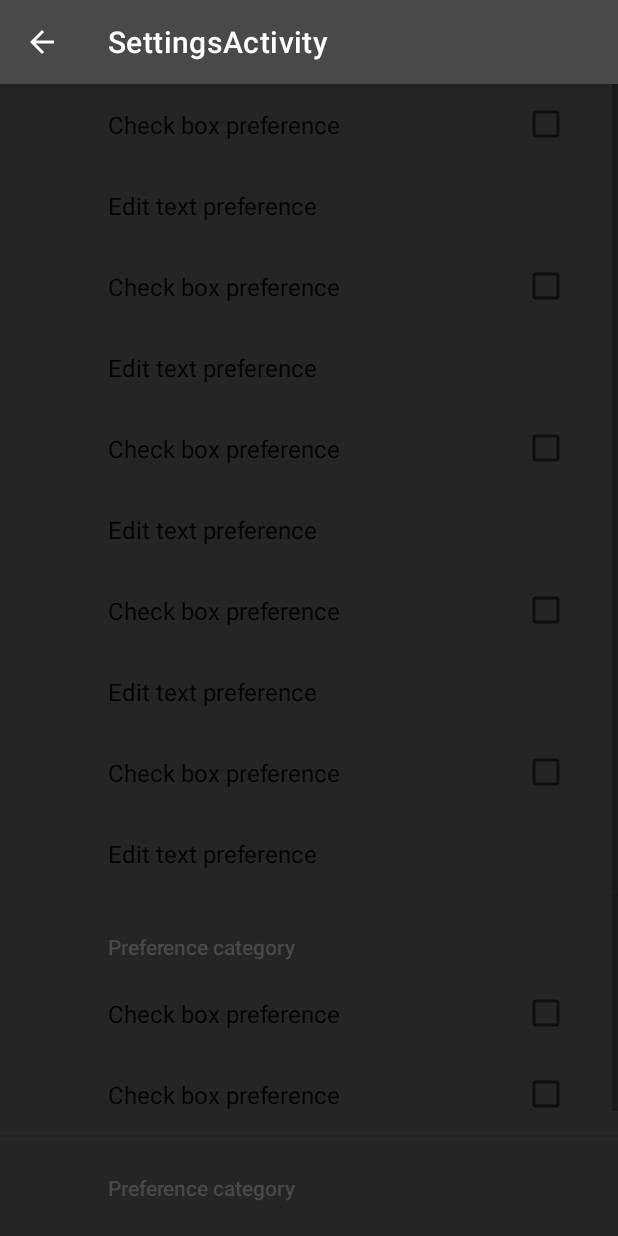
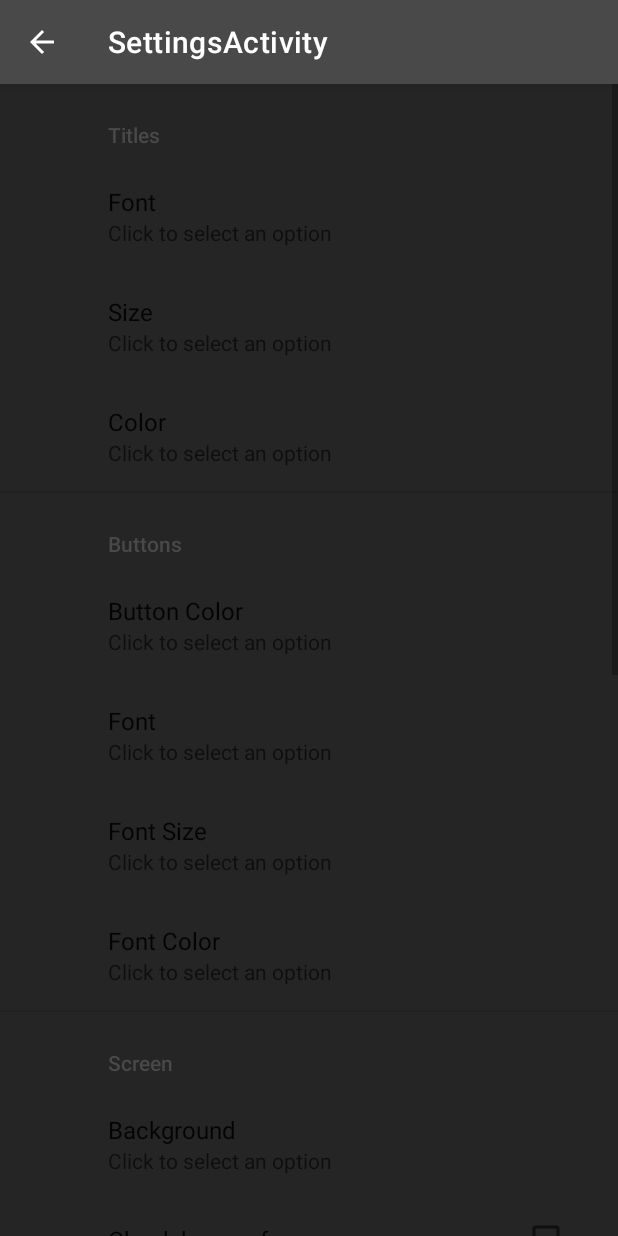
Before and after one commit to AlbertoBtt/AndroidStyleProject, an Android app: the SettingsActivity screen opened directly, with no data from a screen before it, on a phone screen of 412 x 824 dp. Run offline under Robolectric (Android 15) with nearby library versions, the phone set to English and light mode, and no system bars; our stand-ins replace androidx.preference.

```diff
--- a/app/src/main/res/values/arrays.xml
+++ b/app/src/main/res/values/arrays.xml
@@ -9,4 +9,99 @@
         <item>reply</item>
         <item>reply_all</item>
     </string-array>
+
+
+    <string-array name="font_entries">
+        <item>Font1</item>
+        <item>Font2</item>
+
+    </string-array>
+    <string-array name="font_values">
+        <item>coolbetica</item>
+        <item>font2</item>
+
+    </string-array>
+
+    <string-array name="fontsize_entries">
+        <item>10</item>
+        <item>12</item>
+
+    </string-array>
+    <string-array name="fontsize_values">
+        <item>10</item>
+        <item>12</item>
+
+    </string-array>
+
+
+    <string-array name="fontcolor_entries">
+        <item>Red</item>
+        <item>Blue</item>
+
+    </string-array>
+    <string-array name="fontcolor_values">
+        <item>Red</item>
+        <item>Blue</item>
+
+    </string-array>
+
+    <string-array name="buttoncolor_entries">
+        <item>Red</item>
+        <item>Blue</item>
+
+    </string-array>
+    <string-array name="buttoncolor_values">
+        <item>Red</item>
+        <item>Blue</item>
+
+    </string-array>
+    <string-array name="buttonfontcolor_entries">
+        <item>Red</item>
+        <item>Blue</item>
+
+    </string-array>
+    <string-array name="buttonfontcolor_values">
+        <item>Red</item>
+        <item>Blue</item>
+
+    </string-array>
+    <string-array name="buttonfontsize_entries">
+        <item>10</item>
+        <item>11</item>
+
+    </string-array>
+    <string-array name="buttonfontsize_values">
+        <item>10</item>
+        <item>11</item>
+
+    </string-array>
+    <string-array name="buttonfont_entries">
+        <item>Arial</item>
+        <item>Times new Roman</item>
+
+    </string-array>
+    <string-array name="buttonfont_values">
+        <item>Arial</item>
+        <item>Times new Roman</item>
+
+    </string-array>
+
+    <string-array name="Screen_entries">
+        <item>Black</item>
+        <item>White</item>
+        <item>Red</item>
+        <item>Cream</item>
+
+    </string-array>
+    <string-array name="Screen_values">
+        <item>Black</item>
+        <item>White</item>
+        <item>Red</item>
+        <item>Cream</item>
+
+    </string-array>
+
+
+
+
 </resources>
--- a/app/src/main/res/values/strings.xml
+++ b/app/src/main/res/values/strings.xml
@@ -17,6 +17,19 @@
     <string name="textview7">Descriptions</string>
     <string name="textview8">Skins</string>
     <string name="textview9">Screen</string>
+
+    <string name="titlesFont">Font</string>
+    <string name="titlesSize">Size</string>
+    <string name="titlesColor">Color</string>
+
+    <string name="ButtonFont">Font</string>
+    <string name="ButtonFontSize">Font Size</string>
+    <string name="ButtonColor">Button Color</string>
+    <string name="ButtonFontColor">Font Color</string>
+
+    <string name="ScreenBackground">Background</string>
+
+
 
 
     <string name="BotonOk">OK</string>
--- a/app/src/main/res/xml/root_preferences.xml
+++ b/app/src/main/res/xml/root_preferences.xml
@@ -2,20 +2,70 @@
     android:background="@color/black_background"
     android:backgroundTint="@color/black_background"
     android:backgroundTintMode="src_in">
-    <CheckBoxPreference
-        android:layout_width="wrap_content"
-        android:layout_height="wrap_content"
-        android:defaultValue="false"
-        android:key="check_box_preference_8"
-        android:title="Check box preference" />
-    <EditTextPreference
-        android:layout_width="wrap_content"
-        android:layout_height="wrap_content"
-        android:defaultValue="Default value"
-        android:key="edit_text_preference_6"
-        android:selectAllOnFocus="true"
-        android:singleLine="true"
-        android:title="Edit text preference" />
+    <PreferenceCategory android:title="@string/textview5">
+
+        <ListPreference
+            android:defaultValue="1"
+            android:entries="@array/font_entries"
+            android:entryValues="@array/font_values"
+            android:key="list_preference_2"
+            android:summary="Click to select an option"
+            android:title="@string/titlesFont" />
+        <ListPreference
+            android:entries="@array/fontsize_entries"
+            android:entryValues="@array/fontsize_values"
+            android:key="list_preference_1"
+            android:summary="Click to select an option"
+            android:title="@string/titlesSize" />
+        <ListPreference
+            android:defaultValue="1"
+            android:entries="@array/fontcolor_entries"
+            android:entryValues="@array/fontcolor_values"
+            android:key="list_preference_3"
+            android:summary="Click to select an option"
+            android:title="@string/titlesColor" />
+    </PreferenceCategory>
+    <PreferenceCategory android:title="@string/textview6">
+
+        <ListPreference
+            android:defaultValue="1"
+            android:entries="@array/buttoncolor_entries"
+            android:entryValues="@array/buttoncolor_values"
+            android:key="list_preference_4"
+            android:summary="Click to select an option"
+            android:title="@string/ButtonColor" />
+        <ListPreference
+            android:defaultValue="1"
+            android:entries="@array/buttonfont_entries"
+            android:entryValues="@array/buttonfont_entries"
+            android:key="list_preference_5"
+            android:summary="Click to select an option"
+            android:title="@string/ButtonFont" />
+        <ListPreference
+            android:defaultValue="1"
+            android:entries="@array/buttonfontsize_entries"
+            android:entryValues="@array/buttonfontsize_values"
+            android:key="list_preference_6"
+            android:summary="Click to select an option"
+            android:title="@string/ButtonFontSize" />
+        <ListPreference
+            android:defaultValue="1"
+            android:entries="@array/buttonfontcolor_entries"
+            android:entryValues="@array/buttonfontcolor_values"
+            android:key="list_preference_7"
+            android:summary="Click to select an option"
+            android:title="@string/ButtonFontColor" />
+    </PreferenceCategory>
+    <PreferenceCategory android:title="@string/textview9">
+
+        <ListPreference
+            android:defaultValue="1"
+            android:entries="@array/Screen_entries"
+            android:entryValues="@array/Screen_values"
+            android:key="list_preference_8"
+            android:summary="Click to select an option"
+            android:title="@string/ScreenBackground" />
+    </PreferenceCategory>
     <CheckBoxPreference
         android:layout_width="wrap_content"
         android:layout_height="wrap_content"
```
